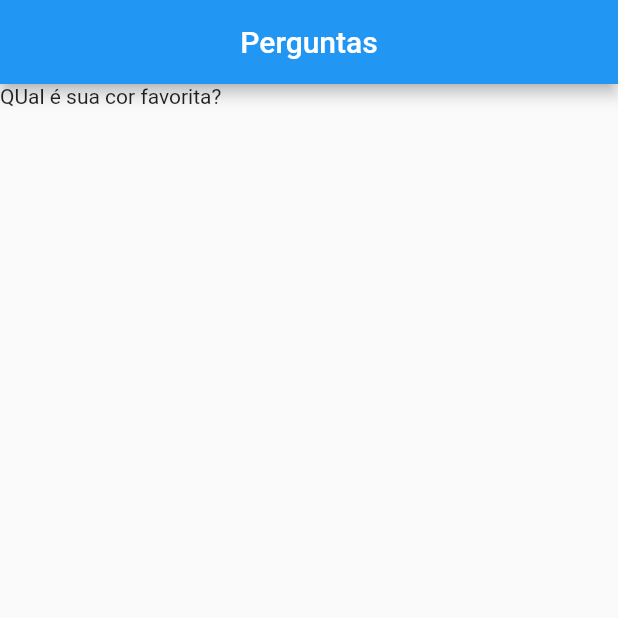
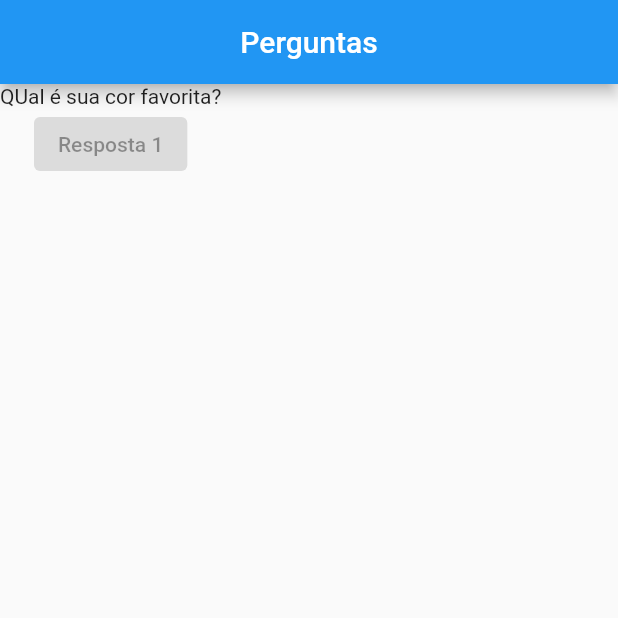
Before and after one commit to SchirmannDev/perguntaserespotas, a Flutter app: the screen it shows after launch, on a phone screen of 412 x 824 dp, the top half of it. Run offline on Flutter 3.47's test engine with Material 2 defaults, Android fonts, the phone set to English and light mode, and no system bars.

Commit message:
inserindo botao

```diff
--- a/lib/main.dart
+++ b/lib/main.dart
@@ -18,7 +18,13 @@ class PerguntaApp extends StatelessWidget {
           ),
         ),
         body: Column(
-          children: [Text(perguntas.elementAt(0))],
+          children: [
+            Text(perguntas[0]),
+            ElevatedButton(
+              child: Text('Resposta 1'),
+              onPressed: null,
+            ),
+          ],
         ),
       ),
     );
```
